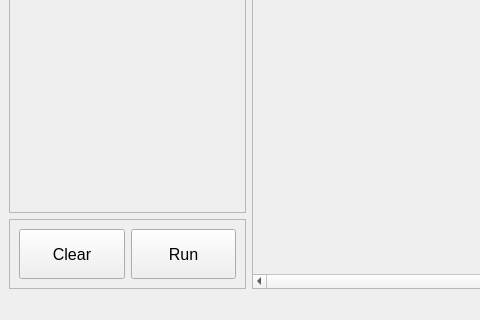
The window that mainwindow.ui (CrescentonC/COMP2012H_19_Fall_Project) describes before a commit, drawn with Qt 5; both pictures show x 0 to 480 and y 498 to 818 of the 1207 by 818 pixel window.
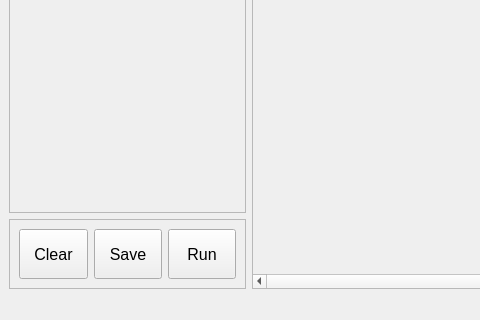
The same window after the commit.

Patch:
```diff
--- a/mainwindow.ui
+++ b/mainwindow.ui
@@ -222,6 +222,31 @@
           </property>
          </widget>
         </item>
+        <item>
+         <widget class="QPushButton" name="saveButton">
+          <property name="sizePolicy">
+           <sizepolicy hsizetype="Preferred" vsizetype="Preferred">
+            <horstretch>0</horstretch>
+            <verstretch>0</verstretch>
+           </sizepolicy>
+          </property>
+          <property name="minimumSize">
+           <size>
+            <width>0</width>
+            <height>20</height>
+           </size>
+          </property>
+          <property name="font">
+           <font>
+            <family>Arial</family>
+            <pointsize>12</pointsize>
+           </font>
+          </property>
+          <property name="text">
+           <string>Save</string>
+          </property>
+         </widget>
+        </item>
         <item>
          <widget class="QPushButton" name="runButton">
           <property name="sizePolicy">
```
